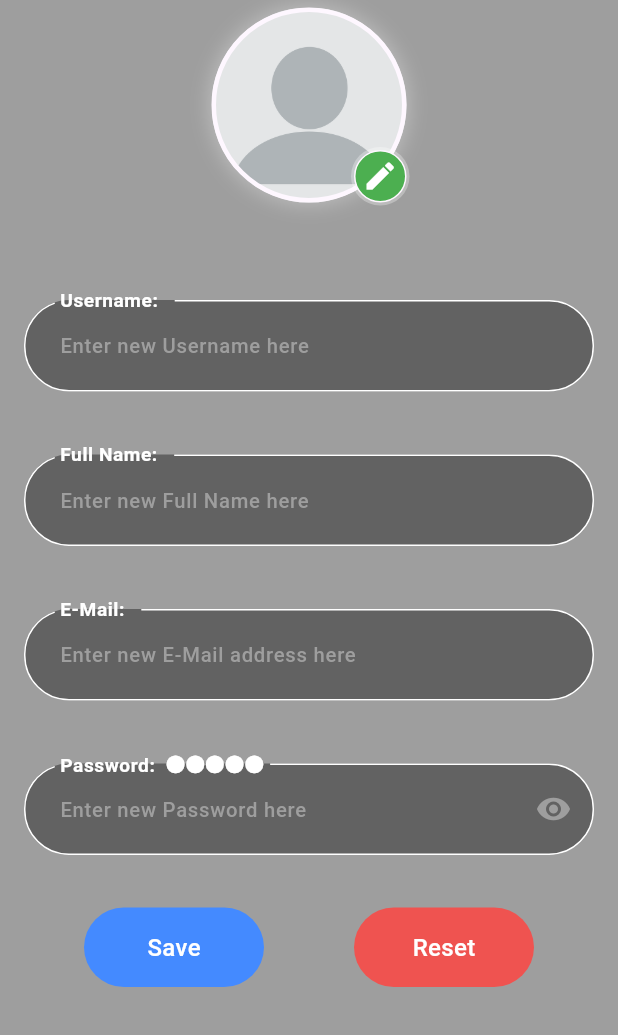
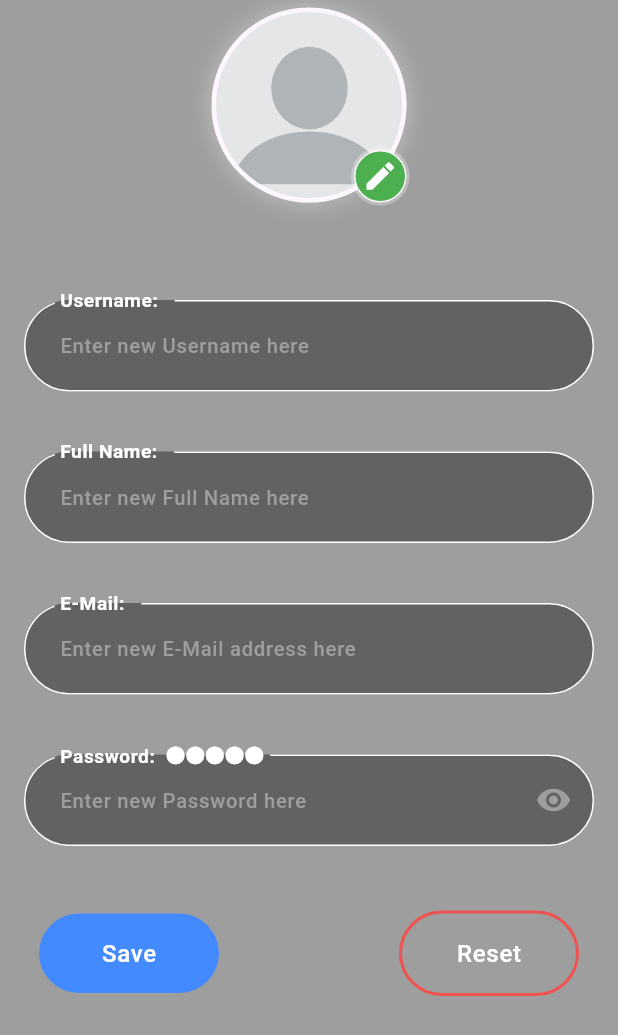
Before and after one commit to Str4wF4b/StreaMe, a Flutter app: the EditProfilePage screen opened directly with empty values, on a phone screen of 412 x 824 dp. Shown: the top 1035 px of the screen. Run offline on Flutter 3.47's test engine with Material 3 defaults, Android fonts, the phone set to English and light mode, and no system bars; our stand-ins replace another_flutter_splash_screen, appinio_swiper, auto_size_text, cached_network_image, cloud_firestore, custom_refresh_indicator and 9 more; missing offline and left inert: autoscale_tabbarview, expand_widget; accounts and stored records are empty; network calls fail.

Commit message:
UI changes

```diff
--- a/lib/android/app/src/pages/others/edit_profile_page.dart
+++ b/lib/android/app/src/pages/others/edit_profile_page.dart
@@ -3,9 +3,13 @@ import 'dart:io';
 import 'package:firebase_auth/firebase_auth.dart';
 import 'package:flutter/material.dart';
 import 'package:image_picker/image_picker.dart';
+import 'package:stream_me/android/app/src/services/functions/user_data.dart';
+import 'package:stream_me/android/app/src/utils/color_palette.dart';
 import 'package:stream_me/android/app/src/utils/images.dart';
 import 'package:stream_me/android/app/src/widgets/global/selection_button.dart';
 import '../../widgets/features/edit_text_field.dart';
+
+enum ButtonState { init, loading, done }
 
 class EditProfilePage extends StatefulWidget {
   final Color backgroundColor;
@@ -23,13 +27,23 @@ class _EditProfilePageState extends State<EditProfilePage> {
   XFile? _imageFile;
   Images image = Images();
   bool showPassword = true;
+
+  ButtonState buttonState = ButtonState.init;
+  late bool _notSaving;
+  late bool _savingDone;
+
   final TextEditingController _usernameCtrl = TextEditingController();
   final TextEditingController _fullNameCtrl = TextEditingController();
   final TextEditingController _emailCtrl = TextEditingController();
   final TextEditingController _passwordCtrl = TextEditingController();
 
+  //final _user = FirebaseAuth.instance.currentUser;
+
   @override
   Widget build(BuildContext context) {
+    _notSaving = buttonState == ButtonState.init;
+    _savingDone = buttonState == ButtonState.done;
+
     return Scaffold(
       backgroundColor: widget.backgroundColor,
       body: Container(
@@ -138,19 +152,35 @@ class _EditProfilePageState extends State<EditProfilePage> {
                   isPassword: true,
                   userInput: "●●●●●"),
               Padding(
-                padding: const EdgeInsets.only(left: 56.0, right: 56.0),
+                padding:
+                    const EdgeInsets.only(left: 26.0, right: 26.0, top: 10.0),
                 child: Row(
                   mainAxisAlignment: MainAxisAlignment.spaceBetween,
                   //setting space between buttons cancel and save
                   children: [
-                    SelectionButton(
-                        onTap: () {}, color: Colors.blueAccent, label: "Save"),
+                    saveButton(),
+                    /*SelectionButton(
+                        onTap: () async {
+                          print(
+                              " ------------------------------------------------------------ ");
+                          UserData().updateUserPassword(
+                              _passwordCtrl.text, _emailCtrl.text);
+                          // print(widget.user?.providerData.first);
+                          if (_passwordCtrl.text.length > 5) {
+                            await widget.user
+                                ?.updatePassword(_passwordCtrl.text);
+                            //UserData().userSetup(_usernameCtrl.text, _fullNameCtrl.text, _emailCtrl.text, _passwordCtrl.text);
+                          }
+                          //_passwordCtrl.clear();
+                        },
+                        color: Colors.blueAccent,
+                        label: "Save"),*/
                     SelectionButton(
                         onTap: () {
-                            _usernameCtrl.clear();
-                            _fullNameCtrl.clear();
-                            _emailCtrl.clear();
-                            _passwordCtrl.clear();
+                          _usernameCtrl.clear();
+                          _fullNameCtrl.clear();
+                          _emailCtrl.clear();
+                          _passwordCtrl.clear();
                         },
                         color: Colors.red.shade400,
                         label: "Reset"),
@@ -287,9 +317,7 @@ class _EditProfilePageState extends State<EditProfilePage> {
   }
 
   void takePhoto(ImageSource source) async {
-    final pickedFile = await widget._picker.pickImage(
-        source:
-            source); //TODO: maybe change function getImage to pickImage if it works
+    final pickedFile = await widget._picker.pickImage(source: source);
     setState(() {
       _imageFile = pickedFile;
     });
@@ -301,6 +329,54 @@ class _EditProfilePageState extends State<EditProfilePage> {
         : FileImage(File(_imageFile!.path)) as ImageProvider;
   }
 
+  /// The save button that changes its state into a laoding-state and done-state when clicked
+  Widget saveButton() => GestureDetector(
+      onTap: () async {
+        setState(() => buttonState = ButtonState.loading);
+        await Future.delayed(const Duration(seconds: 1));
+        setState(() => buttonState = ButtonState.done);
+        await Future.delayed(const Duration(seconds: 1));
+        setState(() => buttonState = ButtonState.init);
+      },
+      child: Container(
+          padding: _notSaving
+              ? const EdgeInsets.only(top: 15.0, bottom: 15.0)
+              : EdgeInsets.zero,
+          width: 120,
+          height: 53,
+          decoration: BoxDecoration(
+              color: _notSaving ? Colors.blueAccent : Colors.transparent,
+              //removing the left and right background color after the button is pressed
+              borderRadius: BorderRadius.circular(30.0)),
+          child: _notSaving
+              ? const Center(
+                  child: Text("Save",
+                      style: TextStyle(
+                          letterSpacing: 0.5,
+                          fontSize: 16.0,
+                          color: Colors.white,
+                          fontWeight: FontWeight.w500)),
+                )
+              : buildLoadingButton(_savingDone)));
+
+  /// A function that changes between the loading circle indicator and the done icon
+  /// After clicking "Save" the progress indicator is shown and after the done icon
+  /// savingDone: The boolean that indicates if the button was clicked and the save is done, i.e. progress indicator is finished rotating
+  Widget buildLoadingButton(bool savingDone) {
+    final color = savingDone
+        ? Colors.green.shade500
+        : Colors
+            .blueAccent; //changing background depending on showing either the progress indicator (savingDone = false) or the done icon (savingDone = true)
+    return Container(
+      decoration: BoxDecoration(shape: BoxShape.circle, color: color),
+      child: savingDone
+          ? const Icon(Icons.done, size: 32, color: Colors.white)
+          : Transform.scale(
+              scaleX: 0.19,
+              scaleY: 0.42,
+              child: const CircularProgressIndicator(color: Colors.white)),
+    );
+  }
 /*  Future<bool?> showCancelDialog() => showDialog<bool>(
         context: context,
         builder: (context) => AlertDialog(
--- a/lib/android/app/src/widgets/features/edit_text_field.dart
+++ b/lib/android/app/src/widgets/features/edit_text_field.dart
@@ -27,7 +27,7 @@ class _EditTextFieldState extends State<EditTextField> {
   @override
   Widget build(BuildContext context) {
     return Padding(
-      padding: const EdgeInsetsDirectional.fromSTEB(16.0, 7.0, 16.0, 35.0),
+      padding: const EdgeInsetsDirectional.fromSTEB(16.0, 7.0, 16.0, 33.0),
       child: TextField(
         controller: widget.controller,
         style: TextStyle(
--- a/lib/android/app/src/widgets/global/selection_button.dart
+++ b/lib/android/app/src/widgets/global/selection_button.dart
@@ -20,13 +20,15 @@ class SelectionButton extends StatelessWidget {
           //margin: const EdgeInsets.symmetric(horizontal: 100.0),
           width: 120,
           decoration: BoxDecoration(
-              color: color,
-              //border: Border.all(color: Colors.white, width: 1.5),
+              color: label == "Reset" ? null : color,
+              border:
+                  label == "Reset" ? Border.all(color: color, width: 2) : null,
               borderRadius: BorderRadius.circular(30.0)),
           child: Center(
             child: Text(
               label,
               style: const TextStyle(
+                  letterSpacing: 0.5,
                   fontSize: 16.0,
                   color: Colors.white,
                   fontWeight: FontWeight.w500),
```
Also changed, not shown: lib/android/app/src/pages/tabs/home.dart (+0 -28 lines).
